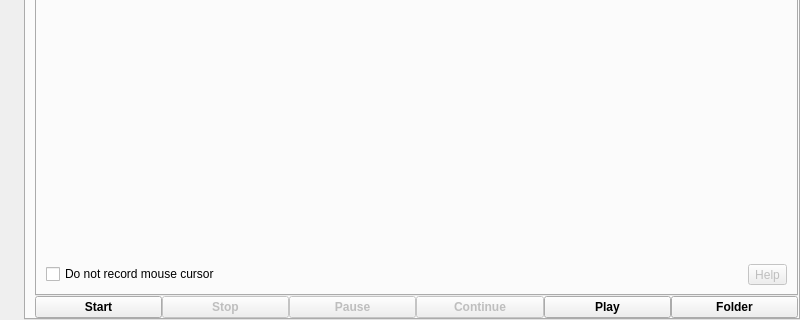
Above: src/wayland/formMainWindow_wl.ui from vkohaupt/vokoscreenNG before the change; both pictures show x 0 to 800 and y 194 to 514 of the 800 by 514 pixel window. Below: the same form after it.
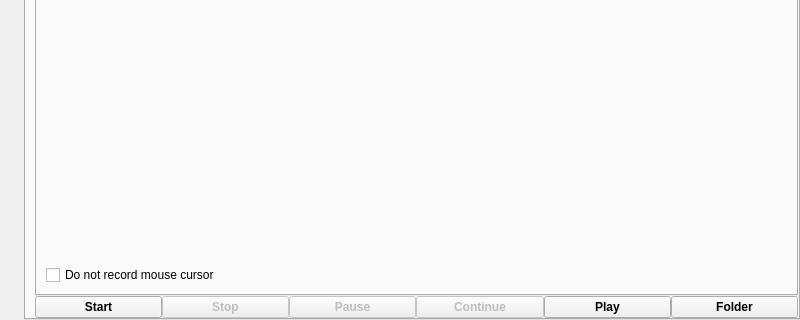
That is the form after the change. The open tabs and pages were chosen to show the change. Icons and pictures are not drawn.

Commit message: Wayland: portal

```diff
--- a/src/wayland/formMainWindow_wl.ui
+++ b/src/wayland/formMainWindow_wl.ui
@@ -574,19 +574,6 @@
                   </property>
                  </spacer>
                 </item>
-                <item>
-                 <widget class="QToolButton" name="help_screencast_nomousecursor">
-                  <property name="enabled">
-                   <bool>false</bool>
-                  </property>
-                  <property name="toolTip">
-                   <string notr="true"/>
-                  </property>
-                  <property name="text">
-                   <string notr="true">Help</string>
-                  </property>
-                 </widget>
-                </item>
                </layout>
               </item>
              </layout>
```
The commit also changes 1 other file.
